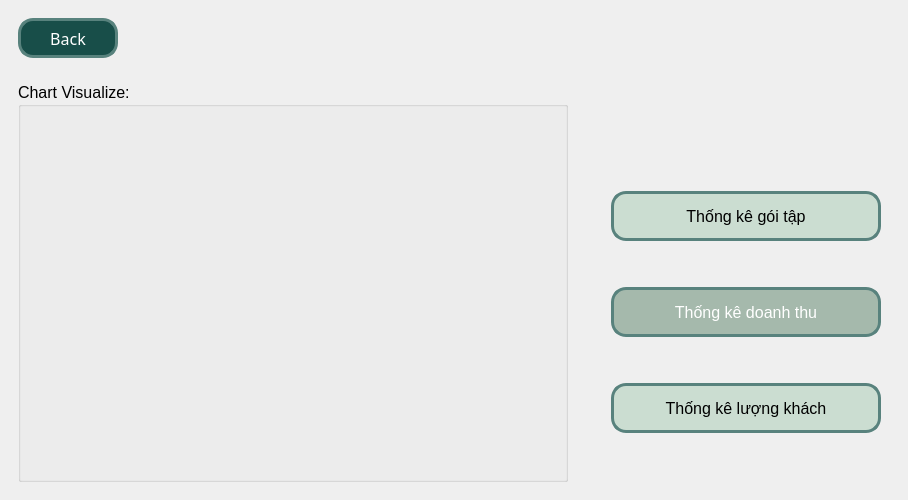
The window that ui/statistic/StatisticMainWindow.ui (nguyenbphan12001-rimzy/Do-an-cuoi-ki-Nhom8_KTLT) describes before a commit, drawn with Qt 5.
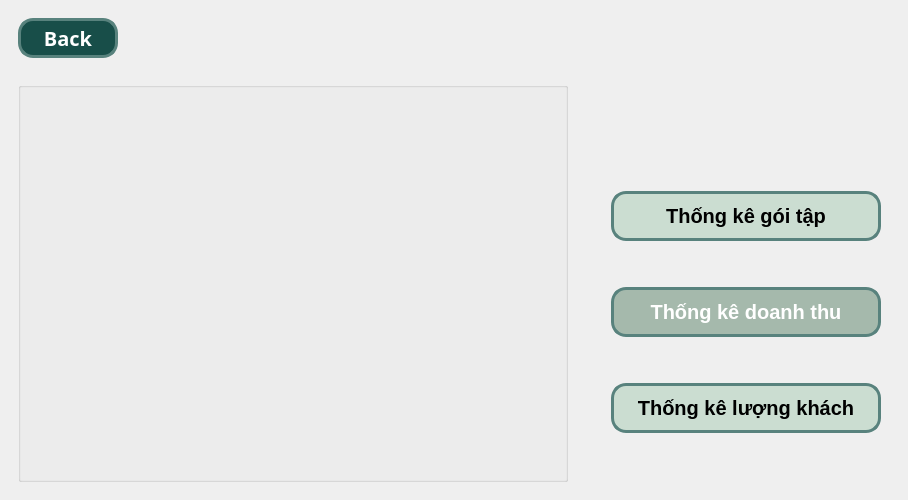
The same window after the commit. Icons and pictures are not drawn.

Commit message: add pic in statistic

What changed in the file:
```diff
--- a/ui/statistic/StatisticMainWindow.ui
+++ b/ui/statistic/StatisticMainWindow.ui
@@ -46,18 +46,19 @@
          <property name="font">
           <font>
            <family>Noto Sans HK Black</family>
-           <pointsize>12</pointsize>
-           <weight>10</weight>
+           <pointsize>15</pointsize>
+           <weight>75</weight>
            <italic>false</italic>
-           <bold>false</bold>
+           <bold>true</bold>
           </font>
          </property>
          <property name="styleSheet">
           <string notr="true">color: rgb(255, 255, 255);
-font: 87 12pt &quot;Noto Sans HK Black&quot;;
+font: 87 15pt &quot;Noto Sans HK Black&quot;;
 background-color: rgb(24, 78, 73);
 border-radius: 15px;
-border: 3px solid  #58827d;</string>
+border: 3px solid  #58827d;
+font-weight: Bold</string>
          </property>
          <property name="text">
           <string>Back</string>
@@ -99,7 +100,7 @@
               </font>
              </property>
              <property name="title">
-              <string>Chart Visualize:</string>
+              <string/>
              </property>
              <layout class="QVBoxLayout" name="verticalLayout_8">
               <item>
@@ -159,7 +160,9 @@
                   </property>
                   <property name="font">
                    <font>
-                    <pointsize>12</pointsize>
+                    <pointsize>15</pointsize>
+                    <weight>75</weight>
+                    <bold>true</bold>
                    </font>
                   </property>
                   <property name="layoutDirection">
@@ -168,7 +171,8 @@
                   <property name="styleSheet">
                    <string notr="true">background-color: rgb(203, 221, 209);
 border-radius: 15px;
-border: 3px solid  #58827d;</string>
+border: 3px solid  #58827d;
+font-weight: Bold</string>
                   </property>
                   <property name="text">
                    <string>Thống kê gói tập</string>
@@ -204,7 +208,9 @@
                   </property>
                   <property name="font">
                    <font>
-                    <pointsize>12</pointsize>
+                    <pointsize>15</pointsize>
+                    <weight>75</weight>
+                    <bold>true</bold>
                    </font>
                   </property>
                   <property name="styleSheet">
@@ -212,6 +218,7 @@
 color: rgb(255, 255, 255);
 border-radius: 15px;
 border: 3px solid  #58827d;
+font-weight: Bold
 </string>
                   </property>
                   <property name="text">
@@ -248,13 +255,16 @@
                   </property>
                   <property name="font">
                    <font>
-                    <pointsize>12</pointsize>
+                    <pointsize>15</pointsize>
+                    <weight>75</weight>
+                    <bold>true</bold>
                    </font>
                   </property>
                   <property name="styleSheet">
                    <string notr="true">background-color: rgb(203, 221, 209);
 border-radius: 15px;
-border: 3px solid  #58827d;</string>
+border: 3px solid  #58827d;
+font-weight: Bold</string>
                   </property>
                   <property name="text">
                    <string>Thống kê lượng khách</string>
```
The commit also changes 2 other files.
